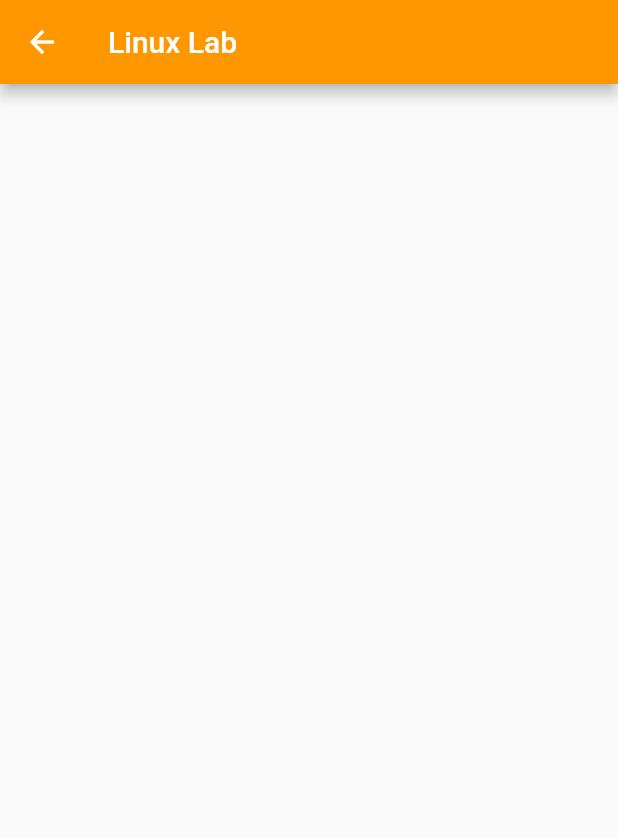
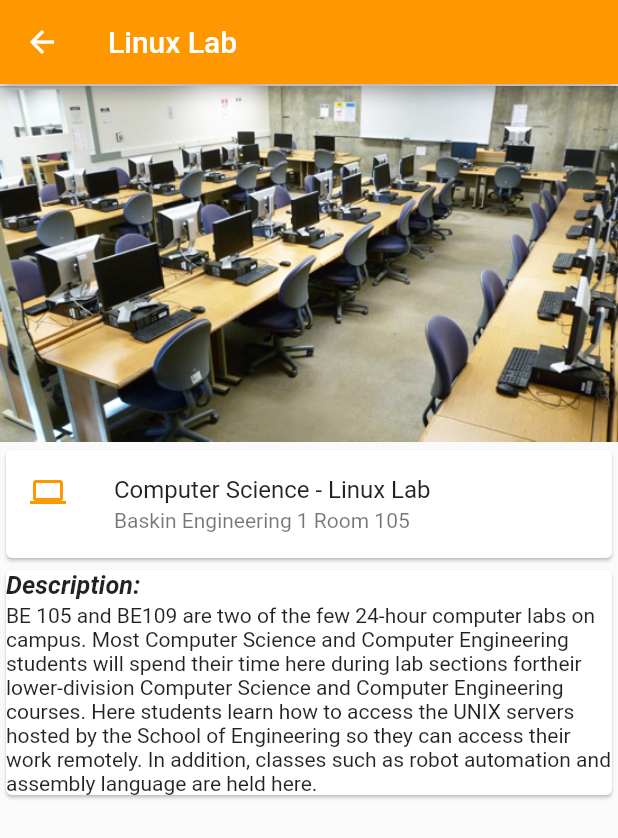
Before and after one commit to PenguinGovernor/Basking-School-of-Engineering-Virtual-Tour, a Flutter app: the LinuxLab screen opened by its route, on a phone screen of 412 x 824 dp. Shown: the top 838 px of the screen. Run offline on Flutter 3.47's test engine with Material 2 defaults, Android fonts, the light colour scheme and no system bars; missing offline and left inert: map_view; statements that could not run were skipped.

Commit message:
Add Linux Lab

```diff
--- a/lib/rooms/LinuxLab.dart
+++ b/lib/rooms/LinuxLab.dart
@@ -5,6 +5,65 @@ class LinuxLab extends StatelessWidget {
   Widget build(BuildContext context) {
     return new Scaffold(
       appBar: new AppBar(backgroundColor: Colors.orange, title: new Text("Linux Lab"),),
+      body: new LinuxBody(),
     );
   }
 }
+
+class LinuxBody extends StatelessWidget {
+  @override
+  Widget build(BuildContext context) {
+    return new ListView(
+      children: <Widget>[
+        new Column(
+          children: <Widget>[
+            new Align(
+              alignment: Alignment.center,
+              child: new Image.asset(
+                "images/linuxlab.jpg",
+                height: 240.0,
+              ),
+            ),
+            new Card(
+              child: new Column(
+                children: <Widget>[
+                  new ListTile(
+                    leading: new Icon(Icons.computer, color: Colors.orange),
+                    title: new Text("Computer Science - Linux Lab"),
+                    subtitle: new Text("Baskin Engineering 1 Room 105"),
+                  )
+                ],
+              ),
+            ),
+            new Card(
+              color: Colors.white,
+              child: new Column(
+                children: <Widget>[
+                  new Align(
+                    alignment: Alignment.topLeft,
+                    child: new Text(
+                      "Description: ",
+                      style: new TextStyle(
+                          fontStyle: FontStyle.italic,
+                          fontWeight: FontWeight.bold),
+                      textScaleFactor: 1.2,
+                    ),
+                  ),
+                  new Padding(
+                    padding: new EdgeInsets.all(1.0),
+                  ),
+                  new Align(
+                    alignment: Alignment.topLeft,
+                    child: new Text("$_desc"),
+                  )
+                ],
+              ),
+            )
+          ],
+        )
+      ],
+    );
+  }
+
+  final _desc = "BE 105 and BE109 are two of the few 24-hour computer labs on campus. Most Computer Science and Computer Engineering students will spend their time here during lab sections fortheir lower-division Computer Science and Computer Engineering courses. Here students learn how to access the UNIX servers hosted by the School of Engineering so they can access their work remotely. In addition, classes such as robot automation and assembly language are held here.";
+}
--- a/pubspec.yaml
+++ b/pubspec.yaml
@@ -28,6 +28,7 @@ flutter:
   assets:
     - images/cyberslug.png
     - images/mep.jpg
+    - images/linuxlab.jpg
 
   # To add assets to your application, add an assets section, like this:
   # assets:
```
Also changed, not shown: images/linuxlab.jpg (added).
